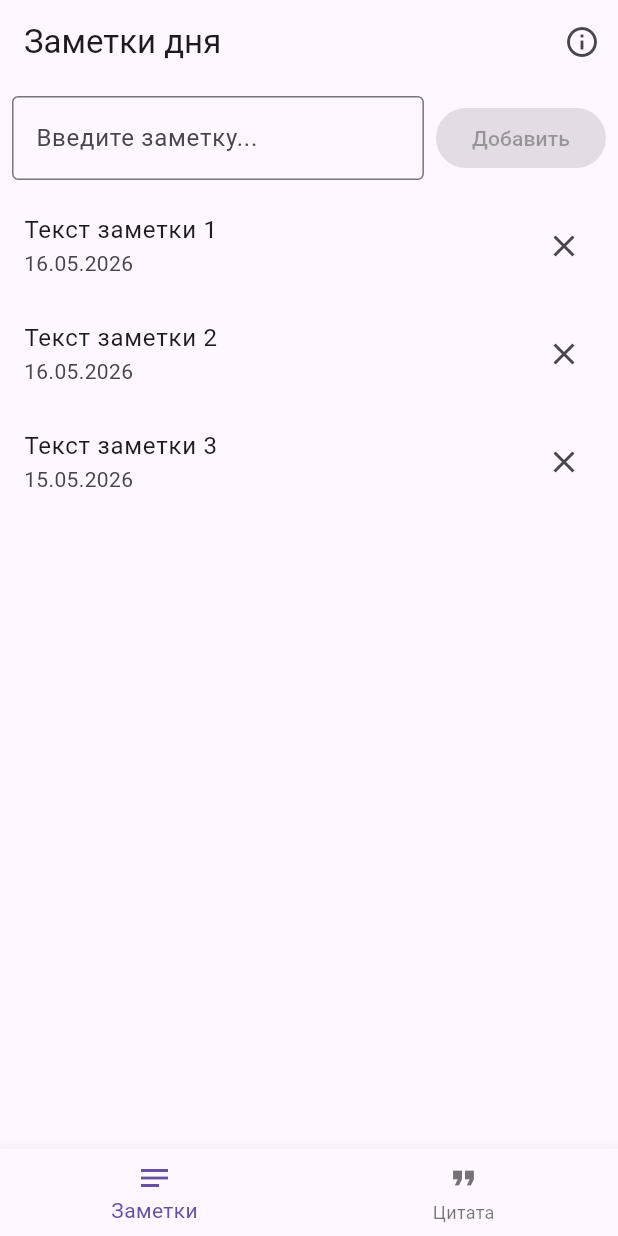
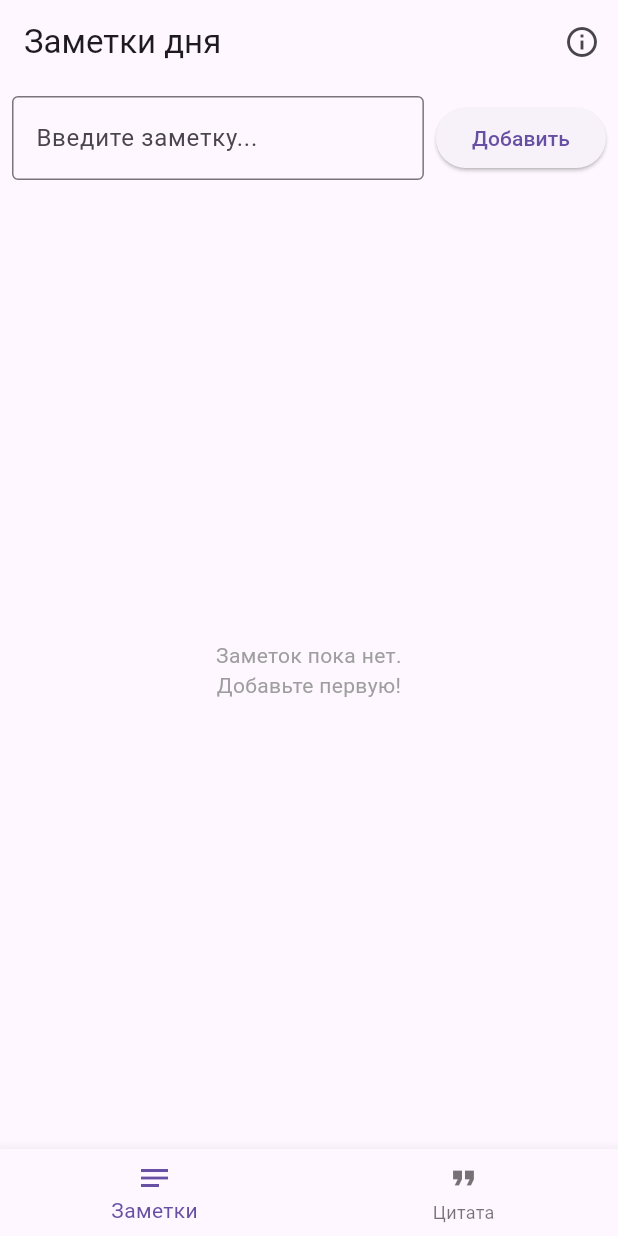
Before and after one commit to ilaemirat/flutter-labs, a Flutter app: the screen it shows after launch, on a phone screen of 412 x 824 dp. Run offline on Flutter 3.47's test engine with Material 3 defaults, Android fonts, the phone set to English and light mode, and no system bars.

Commit message:
ЛР5: навигация и интерактивность

```diff
--- a/book_notes_app/lib/screens/notes_screen.dart
+++ b/book_notes_app/lib/screens/notes_screen.dart
@@ -1,8 +1,49 @@
 import 'package:flutter/material.dart';
 import 'about_screen.dart';
 
-class NotesScreen extends StatelessWidget {
+class Note {
+  final String text;
+  final String date;
+  Note({required this.text, required this.date});
+}
+
+class NotesScreen extends StatefulWidget {
   const NotesScreen({super.key});
+
+  @override
+  State<NotesScreen> createState() => _NotesScreenState();
+}
+
+class _NotesScreenState extends State<NotesScreen> {
+  final TextEditingController _controller = TextEditingController();
+  final List<Note> _notes = [];
+
+  void _addNote() {
+    final text = _controller.text.trim();
+    if (text.isEmpty) return;
+    setState(() {
+      _notes.insert(0, Note(
+        text: text,
+        date: _formattedDate(),
+      ));
+      _controller.clear();
+    });
+  }
+
+  void _deleteNote(int index) {
+    setState(() => _notes.removeAt(index));
+  }
+
+  String _formattedDate() {
+    final now = DateTime.now();
+    return '${now.day.toString().padLeft(2, '0')}.${now.month.toString().padLeft(2, '0')}.${now.year}';
+  }
+
+  @override
+  void dispose() {
+    _controller.dispose();
+    super.dispose();
+  }
 
   @override
   Widget build(BuildContext context) {
@@ -27,42 +68,47 @@ class NotesScreen extends StatelessWidget {
             padding: const EdgeInsets.all(8.0),
             child: Row(
               children: [
-                const Expanded(
+                Expanded(
                   child: TextField(
-                    decoration: InputDecoration(
+                    controller: _controller,
+                    decoration: const InputDecoration(
                       hintText: 'Введите заметку...',
                       border: OutlineInputBorder(),
                     ),
+                    onSubmitted: (_) => _addNote(),
                   ),
                 ),
                 const SizedBox(width: 8),
                 ElevatedButton(
-                  onPressed: null, // логика — в ЛР5
+                  onPressed: _addNote,
                   child: const Text('Добавить'),
                 ),
               ],
             ),
           ),
           Expanded(
-            child: ListView(
-              children: const [
-                ListTile(
-                  title: Text('Текст заметки 1'),
-                  subtitle: Text('16.05.2026'),
-                  trailing: Icon(Icons.close),
-                ),
-                ListTile(
-                  title: Text('Текст заметки 2'),
-                  subtitle: Text('16.05.2026'),
-                  trailing: Icon(Icons.close),
-                ),
-                ListTile(
-                  title: Text('Текст заметки 3'),
-                  subtitle: Text('15.05.2026'),
-                  trailing: Icon(Icons.close),
-                ),
-              ],
-            ),
+            child: _notes.isEmpty
+                ? const Center(
+                    child: Text(
+                      'Заметок пока нет.\nДобавьте первую!',
+                      textAlign: TextAlign.center,
+                      style: TextStyle(color: Colors.grey),
+                    ),
+                  )
+                : ListView.builder(
+                    itemCount: _notes.length,
+                    itemBuilder: (context, index) {
+                      final note = _notes[index];
+                      return ListTile(
+                        title: Text(note.text),
+                        subtitle: Text(note.date),
+                        trailing: IconButton(
+                          icon: const Icon(Icons.close),
+                          onPressed: () => _deleteNote(index),
+                        ),
+                      );
+                    },
+                  ),
           ),
         ],
       ),
```
Also changed, not shown: book_notes_app/lib/screens/quote_screen.dart (+37 -8 lines).
